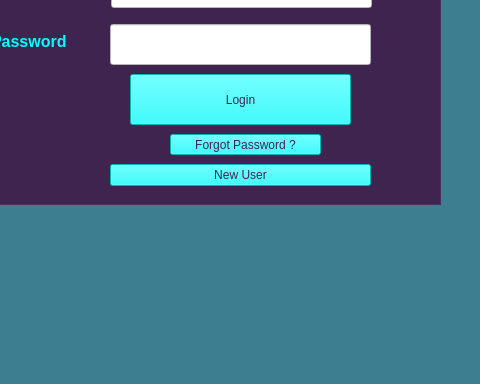
The window that Gas_Station_Project/mainwindow.ui (Raymo1892/RuntimeTerror) describes before a commit, drawn with Qt 5; both pictures show x 120 to 600 and y 316 to 700 of the 1250 by 700 pixel window.
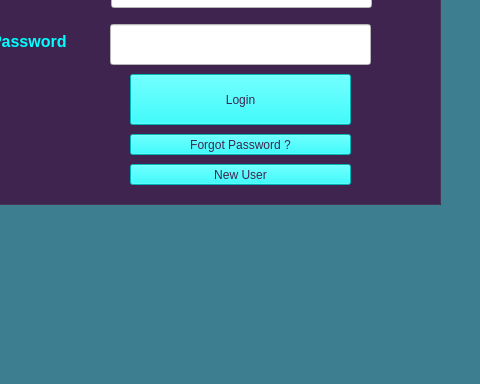
The same window after the commit.

Commit message: Fixing login / new user button size

The edit to the form file:
```diff
--- a/Gas_Station_Project/mainwindow.ui
+++ b/Gas_Station_Project/mainwindow.ui
@@ -91,10 +91,10 @@
     <widget class="QPushButton" name="newUserButton">
      <property name="geometry">
       <rect>
-       <x>130</x>
+       <x>150</x>
        <y>310</y>
-       <width>261</width>
-       <height>22</height>
+       <width>221</width>
+       <height>21</height>
       </rect>
      </property>
      <property name="styleSheet">
@@ -136,9 +136,9 @@
     <widget class="QPushButton" name="forgotPasswordButton">
      <property name="geometry">
       <rect>
-       <x>190</x>
+       <x>150</x>
        <y>280</y>
-       <width>151</width>
+       <width>221</width>
        <height>21</height>
       </rect>
      </property>
@@ -151,7 +151,7 @@
       <string>Forgot Password ?</string>
      </property>
     </widget>
-    <widget class="QWidget" name="">
+    <widget class="QWidget" name="layoutWidget">
      <property name="geometry">
       <rect>
        <x>11</x>
```
